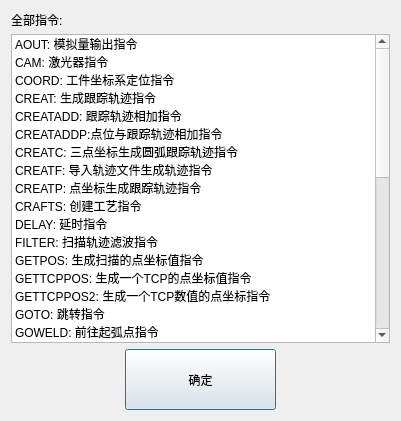
Before: the Qt Designer form othercmddlg.ui in qubo188612/qtwelding, drawn with Qt 5.
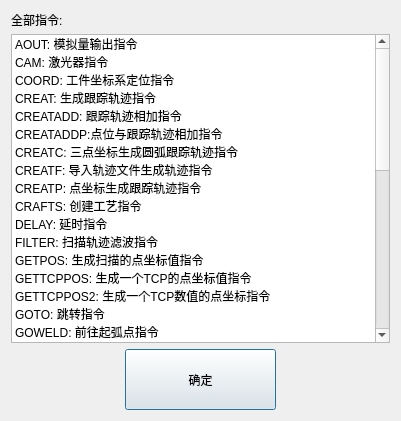
After: the same form once the commit is applied.

The edit to the form file:
```diff
--- a/othercmddlg.ui
+++ b/othercmddlg.ui
@@ -210,6 +210,16 @@
          <string>TRACECONTINUE: 生成点位附近继续焊接的轨迹指令</string>
         </property>
        </item>
+       <item>
+        <property name="text">
+         <string>TRACEREALTIME: 实时跟踪指令</string>
+        </property>
+       </item>
+       <item>
+        <property name="text">
+         <string>TRACEREALTIME2: 实时跟踪指令</string>
+        </property>
+       </item>
        <item>
         <property name="text">
          <string>TRACING: 跟踪轨迹工艺指令</string>
```
